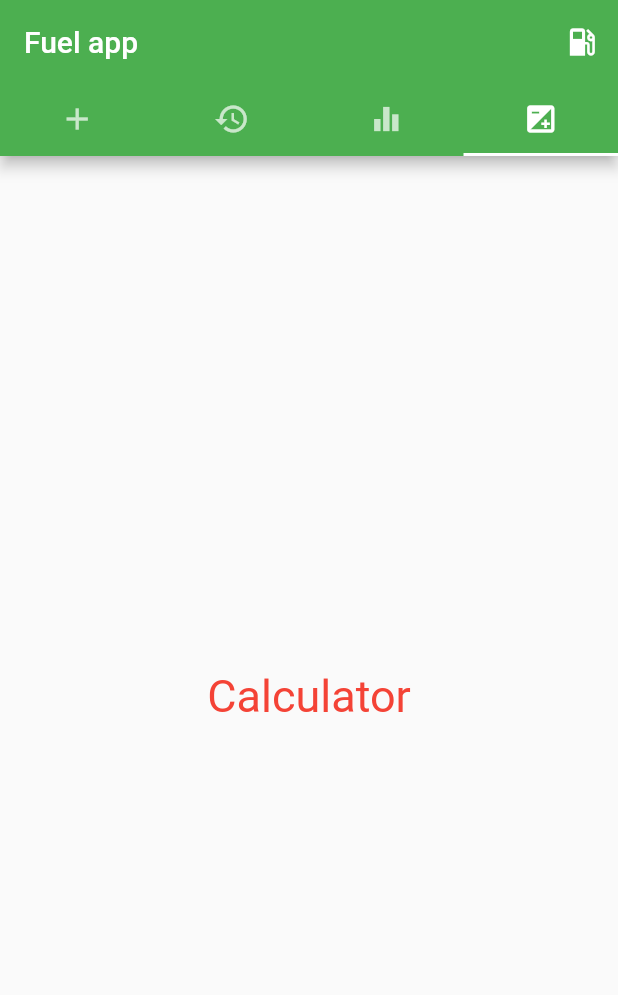
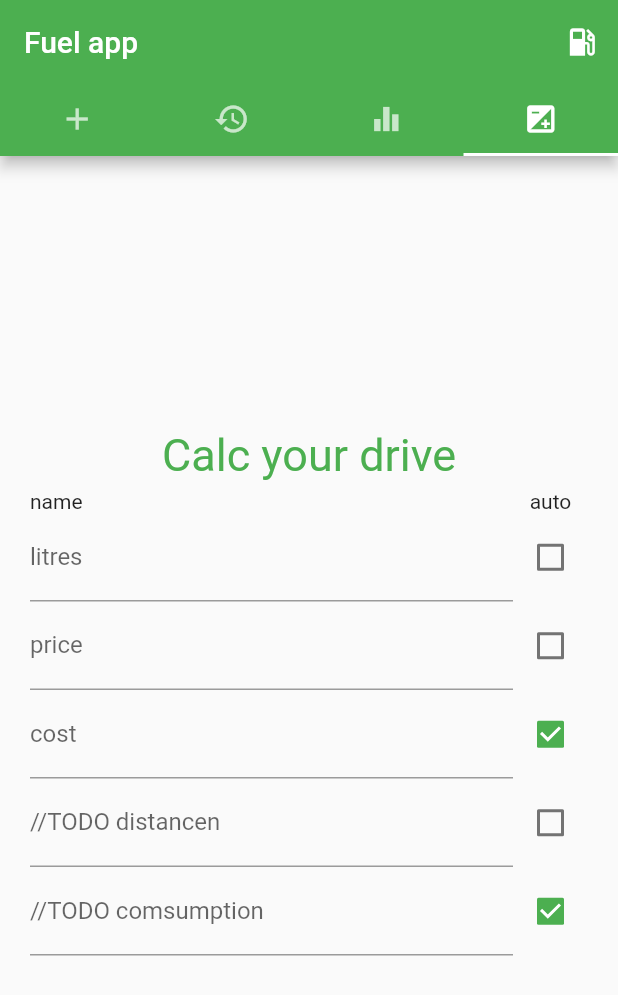
Before and after one commit to MDolega20/fuel_flutter_app, a Flutter app: the screen it shows after launch, tab 4 chosen, on a phone screen of 412 x 824 dp. Shown: the top 995 px of the screen. Run offline on Flutter 3.47's test engine with Material 2 defaults, Android fonts, the phone set to English and light mode, and no system bars; our stand-ins replace datetime_picker_formfield, shared_preferences.

Commit message:
fix that

```diff
--- a/lib/screens/page_calculator.dart
+++ b/lib/screens/page_calculator.dart
@@ -9,56 +9,181 @@ class PageCalculator extends StatelessWidget {
         crossAxisAlignment: CrossAxisAlignment.center,
         children: <Widget>[
           Text(
-            "Calculator",
-            style: TextStyle(fontSize: 30.0, color: Colors.red),
+            "Calc your drive",
+            style: TextStyle(
+                fontSize: 30.0, color: Theme.of(context).primaryColor),
           ),
+          Calculator()
 //          FormNrOne(),
         ]);
   }
 }
 
 class Calculator extends StatefulWidget {
-
   @override
   _Calculator createState() => _Calculator();
 }
 
 class _Calculator extends State<Calculator> {
-
   TextEditingController inputControllerLiters = new TextEditingController();
   TextEditingController inputControllerCost = new TextEditingController();
   TextEditingController inputControllerPrice = new TextEditingController();
+  TextEditingController inputControllerDistance = new TextEditingController();
+  TextEditingController inputControllerComsumption =
+      new TextEditingController();
+
+  // data changing
+  double _liters;
+  double _cost;
+  double _price;
+  double _distance;
+  double _comsumption;
+
+  bool _litersAuto = false;
+  bool _priceAuto = false;
+  bool _costAuto = true;
+  bool _distanceAuto = false;
+  bool _comsumptionAuto = true;
 
   @override
   void initState() {
     super.initState();
+    _controllerListeners();
   }
 
-  void
+  void _controllerListeners() {
+    // on input change
+
+    //TODO pobieranie nazwy zmiennej i używanie w pętli zmiennych które nazwy zapisane sa w tablicy "liście"
+//    List<TextEditingController> controllers = [inputControllerLiters, inputControllerCost, inputControllerPrice, inputControllerDistance, inputControllerComsumption];
+//    List<String> variables = ["_liters", "_cost", "_price", "_distance", "_comsumption"];
+//
+//    for(int i = 0; i < controllers.length; i++){
+//          controllers[i].addListener(() {
+//      if (controllers[i].text != null &&
+//          controllers[i].text != "" &&
+//          [variables[i]] != double.parse(controllers[i].text)) {
+//        setState(() {
+//          [variables[i]] = double.parse(controllers[i].text);
+//        });
+//      }
+//    });
+//    }
+    // old way
+
+    inputControllerLiters.addListener(() {
+      if (inputControllerLiters.text != null &&
+          inputControllerLiters.text != "" &&
+          _liters != double.parse(inputControllerLiters.text)) {
+        setState(() {
+          _liters = double.parse(inputControllerLiters.text);
+        });
+      }
+    });
+    inputControllerComsumption.addListener(() {
+      if (inputControllerComsumption.text != null &&
+          inputControllerComsumption.text != "" &&
+          _comsumption != double.parse(inputControllerComsumption.text)) {
+        setState(() {
+          _comsumption = double.parse(inputControllerComsumption.text);
+        });
+      }
+    });
+    inputControllerDistance.addListener(() {
+      if (inputControllerDistance.text != null &&
+          inputControllerDistance.text != "" &&
+          _liters != double.parse(inputControllerDistance.text)) {
+        setState(() {
+          _liters = double.parse(inputControllerDistance.text);
+        });
+      }
+    });
+    inputControllerPrice.addListener(() {
+      if (inputControllerPrice.text != null &&
+          inputControllerPrice.text != "" &&
+          _price != double.parse(inputControllerPrice.text)) {
+        setState(() {
+          _price = double.parse(inputControllerPrice.text);
+        });
+      }
+    });
+    inputControllerCost.addListener(() {
+      if (inputControllerCost.text != null &&
+          inputControllerCost.text != "" &&
+          _cost != double.parse(inputControllerCost.text)) {
+        setState(() {
+          _cost = double.parse(inputControllerCost.text);
+        });
+      }
+    });
+  }
+
+  void _calc() {}
 
   @override
   Widget build(BuildContext context) {
-    return Column(
+    return Padding(
+      padding: const EdgeInsets.only(top: 5, bottom: 5, left: 20, right: 20),
+      child: Column(
         children: <Widget>[
-        //TODO calculator widgets here
+          _header(),
+          _field(inputControllerLiters, AppLocalizations.of(context).litres,
+              _litersAuto),
+          _field(inputControllerPrice, AppLocalizations.of(context).price,
+              _priceAuto),
+          _field(inputControllerCost, AppLocalizations.of(context).cost,
+              _costAuto),
+          _field(inputControllerDistance, "//TODO distancen",
+              _distanceAuto),
+          _field(inputControllerComsumption, "//TODO comsumption",
+              _comsumptionAuto),
+        ],
+      ),
+    );
+  }
+
+  Widget _header() {
+    return Row(
+      mainAxisAlignment: MainAxisAlignment.spaceBetween,
+      children: <Widget>[
+        Text("name"),
+        Container(width: 50, alignment: Alignment(0, 0), child: Text("auto"))
       ],
     );
   }
+  Widget _field(controller, name, auto) {
 
-  Widget _secLiters() {
-    return TextFormField(
-      controller: inputControllerLiters,
-      decoration: InputDecoration(labelText: '${AppLocalizations
-          .of(context)
-          .litres}'),
+    return Row(
+      mainAxisAlignment: MainAxisAlignment.spaceBetween,
+      children: <Widget>[
+        Flexible(
+          child: TextFormField(
+            controller: controller,
+            decoration: InputDecoration(labelText: '${name}'),
             keyboardType: TextInputType.number,
             validator: (value) {
               if (value.isEmpty) {
                 return 'State mustn\'t be null';
               }
-
               return null;
             },
+          ),
+        ),
+        Container(
+          width: 50,
+          alignment: Alignment(0, 0),
+          child: Checkbox(
+            value: auto,
+            onChanged: (bool value) {
+              setState(() {
+                print("Checkbox changed! value=${auto} $value");
+                auto = value;
+              });
+            },
+          ),
         )
+      ],
+    );
   }
+
 }
```
Lines whose indentation alone changed are shown as unchanged.
